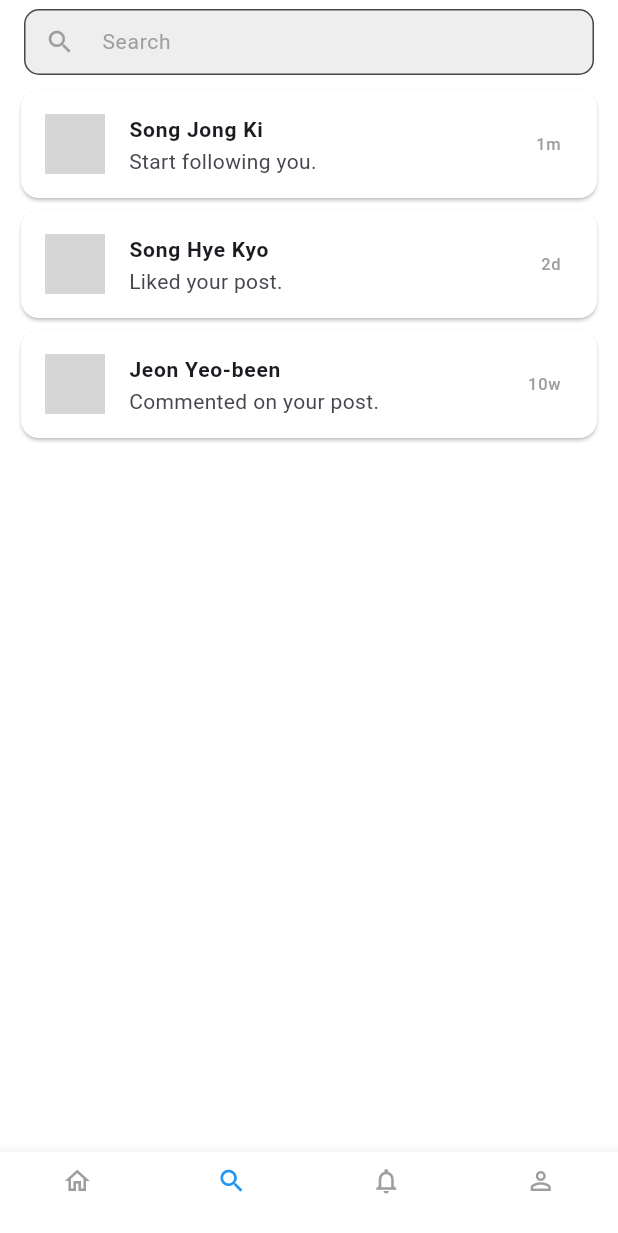
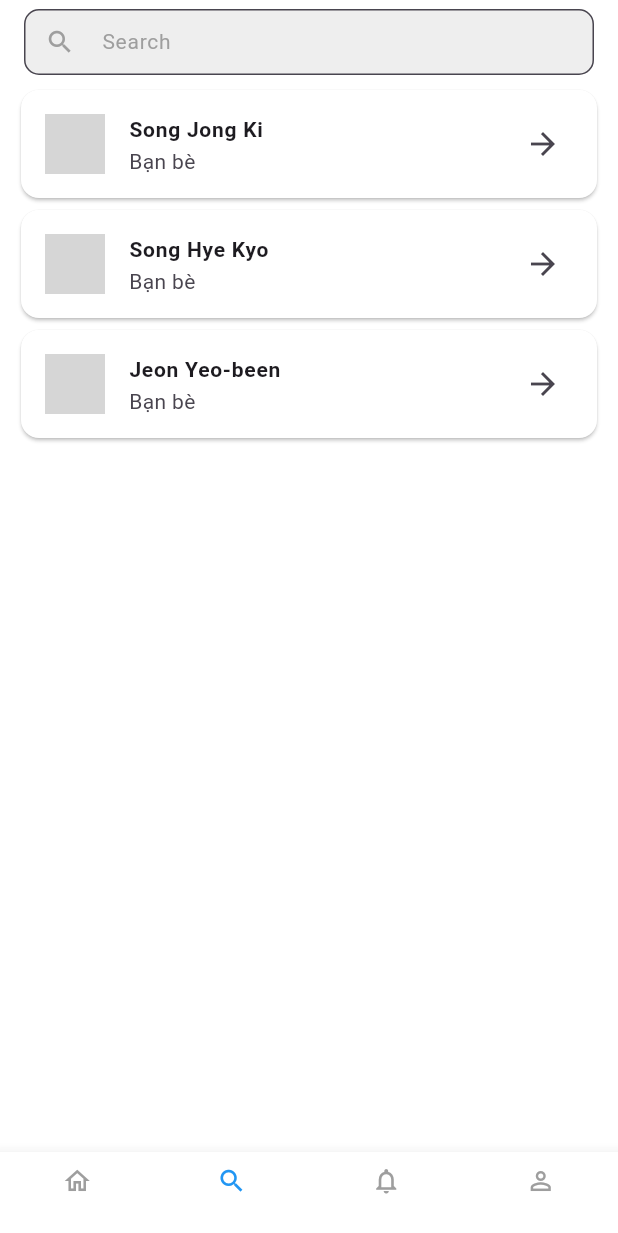
Before and after one commit to NguyenTongAnhQuan443/Ola-Chat-Mobile, a Flutter app: the BottomNavigationbarScreen screen opened directly, item 2 of the bottom bar chosen, on a phone screen of 412 x 824 dp. Shown: the top 1233 px of the screen. Run offline on Flutter 3.47's test engine with Material 3 defaults, Android fonts, the phone set to English and light mode, and no system bars; network calls fail; grey boxes are pictures that could not be loaded.

Commit message:
Optimize code

```diff
--- a/lib/ui/views/bottom_navigationbar_screen.dart
+++ b/lib/ui/views/bottom_navigationbar_screen.dart
@@ -1,6 +1,7 @@
 import 'package:flutter/material.dart';
 import 'package:olachat_mobile/ui/views/feed_screen.dart';
 import 'package:olachat_mobile/ui/views/notifications_screen.dart';
+import 'package:olachat_mobile/ui/views/profile_myposts_screen.dart';
 import 'package:olachat_mobile/ui/views/search_screen.dart';
 import 'package:olachat_mobile/ui/views/signup_screen.dart';
 
@@ -18,6 +19,7 @@ class _BottomNavigationbarScreenState extends State<BottomNavigationbarScreen> {
     FeedScreen(),
     SearchScreen(),
     NotificationsScreen(),
+    ProfileMyPostsScreen()
   ];
 
   final PageStorageBucket bucket = PageStorageBucket();
--- a/lib/ui/views/search_screen.dart
+++ b/lib/ui/views/search_screen.dart
@@ -11,21 +11,21 @@ class _SearchScreenState extends State<SearchScreen> {
   final List<Map<String, String>> notifications = [
     {
       "name": "Song Jong Ki",
-      "description": "Start following you.",
+      "description": "Bạn bè",
       "time": "1m",
       "image":
           "https://images.lifestyleasia.com/wp-content/uploads/sites/7/2025/02/05095531/Untitled-design-2025-02-05T095444.669-1600x900.jpg"
     },
     {
       "name": "Song Hye Kyo",
-      "description": "Liked your post.",
+      "description": "Bạn bè",
       "time": "2d",
       "image":
           "https://icdn.24h.com.vn/upload/1-2025/images/2025-02-13//1739410199-song-hye-kyo-di-lam-mac-kin-dao-bao-nhieu-la-o-nha-phong-khoang-bay-nhieu-_0_5_n-5204-441-width780height975.jpg"
     },
     {
       "name": "Jeon Yeo-been",
-      "description": "Commented on your post.",
+      "description": "Bạn bè",
       "time": "10w",
       "image":
           "https://static.wikia.nocookie.net/the-dramas/images/6/63/Yeobeen_-_Profile.jpg/revision/latest?cb=20240426014548"
@@ -89,10 +89,12 @@ class _SearchScreenState extends State<SearchScreen> {
                   style: TextStyle(fontSize: 14, fontWeight: FontWeight.bold),
                 ),
                 subtitle: Text(notification["description"]!),
-                trailing: Text(
-                  notification["time"]!,
-                  style: TextStyle(color: Colors.grey),
-                ),
+                trailing:
+                // Text(
+                //   notification["time"]!,
+                //   style: TextStyle(color: Colors.grey),
+                // ),
+                Icon(Icons.arrow_forward_outlined)
               ),
             ),
           );
```
Also changed, not shown: lib/ui/views/notifications_screen.dart (+6 -6 lines), lib/ui/views/profile_myposts_screen.dart (added, +114 -0 lines), assets/demo/notifications_screen.png, assets/demo/search_screen.png.
